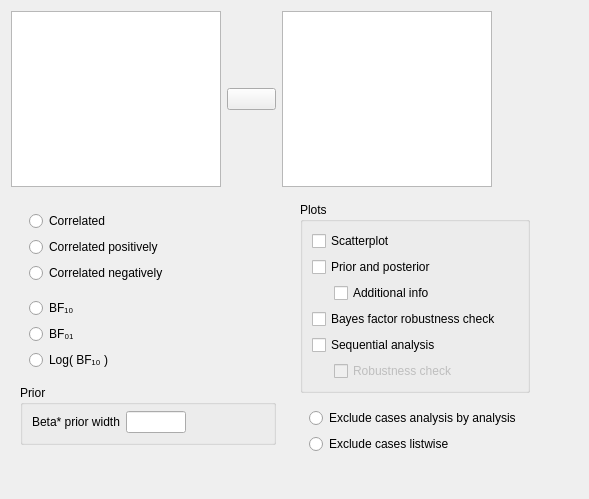
Qt form JASP-Desktop/analysisforms/correlationbayesianpairsform.ui (jasp-stats/jasp-desktop) before a commit.
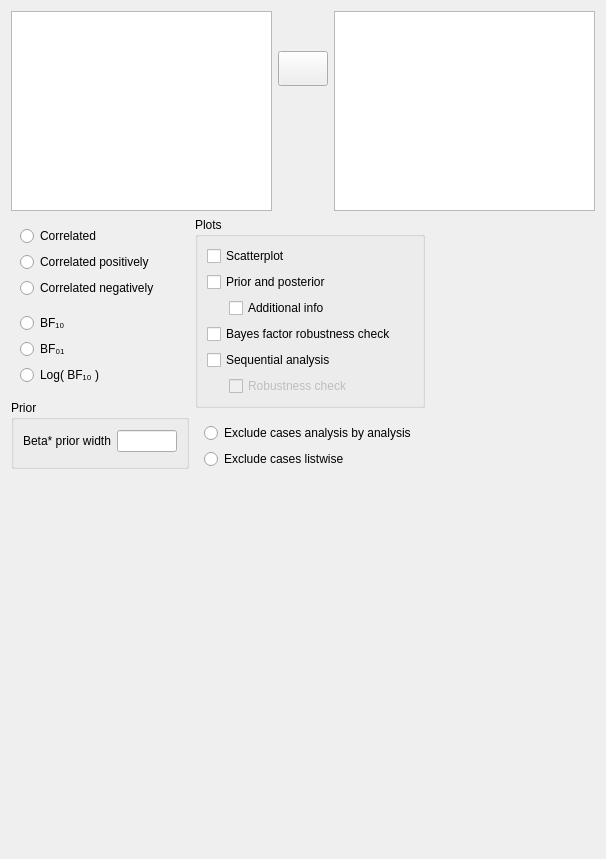
The same form after that commit. Custom widgets are drawn as their Qt base class.

Patch:
```diff
--- a/JASP-Desktop/analysisforms/correlationbayesianpairsform.ui
+++ b/JASP-Desktop/analysisforms/correlationbayesianpairsform.ui
@@ -6,16 +6,28 @@
    <rect>
     <x>0</x>
     <y>0</y>
-    <width>589</width>
-    <height>499</height>
+    <width>606</width>
+    <height>859</height>
    </rect>
   </property>
+  <property name="sizePolicy">
+   <sizepolicy hsizetype="Fixed" vsizetype="Preferred">
+    <horstretch>0</horstretch>
+    <verstretch>0</verstretch>
+   </sizepolicy>
+  </property>
   <property name="windowTitle">
    <string>Form</string>
   </property>
-  <layout class="QGridLayout" name="gridLayout_10">
-   <item row="0" column="0">
-    <widget class="QWidget" name="widget_4" native="true">
+  <layout class="QVBoxLayout" name="verticalLayout">
+   <item>
+    <widget class="QWidget" name="topWidget" native="true">
+     <property name="sizePolicy">
+      <sizepolicy hsizetype="Preferred" vsizetype="Fixed">
+       <horstretch>0</horstretch>
+       <verstretch>0</verstretch>
+      </sizepolicy>
+     </property>
      <layout class="QGridLayout" name="gridLayout">
       <property name="leftMargin">
        <number>0</number>
@@ -29,22 +41,27 @@
       <property name="bottomMargin">
        <number>0</number>
       </property>
-      <item row="0" column="0">
-       <widget class="AvailableFieldsListView" name="availableFields">
-        <property name="maximumSize">
-         <size>
-          <width>210</width>
-          <height>16777215</height>
-         </size>
-        </property>
-       </widget>
-      </item>
-      <item row="0" column="1">
+      <property name="verticalSpacing">
+       <number>0</number>
+      </property>
+      <item row="2" column="2">
        <widget class="AssignButton" name="assignButton">
+        <property name="sizePolicy">
+         <sizepolicy hsizetype="Fixed" vsizetype="Fixed">
+          <horstretch>0</horstretch>
+          <verstretch>0</verstretch>
+         </sizepolicy>
+        </property>
+        <property name="minimumSize">
+         <size>
+          <width>50</width>
+          <height>35</height>
+         </size>
+        </property>
         <property name="maximumSize">
          <size>
           <width>50</width>
-          <height>16777215</height>
+          <height>35</height>
          </size>
         </property>
         <property name="text">
@@ -52,12 +69,78 @@
         </property>
        </widget>
       </item>
-      <item row="0" column="2">
+      <item row="1" column="2">
+       <spacer name="verticalSpacer_5">
+        <property name="orientation">
+         <enum>Qt::Vertical</enum>
+        </property>
+        <property name="sizeType">
+         <enum>QSizePolicy::Fixed</enum>
+        </property>
+        <property name="sizeHint" stdset="0">
+         <size>
+          <width>20</width>
+          <height>40</height>
+         </size>
+        </property>
+       </spacer>
+      </item>
+      <item row="3" column="2">
+       <spacer name="verticalSpacer_3">
+        <property name="orientation">
+         <enum>Qt::Vertical</enum>
+        </property>
+        <property name="sizeType">
+         <enum>QSizePolicy::Expanding</enum>
+        </property>
+        <property name="sizeHint" stdset="0">
+         <size>
+          <width>20</width>
+          <height>40</height>
+         </size>
+        </property>
+       </spacer>
+      </item>
+      <item row="1" column="3" rowspan="3">
        <widget class="BoundPairsTable" name="pairs">
+        <property name="sizePolicy">
+         <sizepolicy hsizetype="Expanding" vsizetype="Preferred">
+          <horstretch>0</horstretch>
+          <verstretch>0</verstretch>
+         </sizepolicy>
+        </property>
+        <property name="minimumSize">
+         <size>
+          <width>0</width>
+          <height>200</height>
+         </size>
+        </property>
         <property name="maximumSize">
          <size>
-          <width>210</width>
-          <height>16777215</height>
+          <width>16777215</width>
+          <height>200</height>
+         </size>
+        </property>
+       </widget>
+      </item>
+      <item row="1" column="1" rowspan="3">
+       <widget class="AvailableFieldsListView" name="availableFields">
+        <property name="sizePolicy">
+         <sizepolicy hsizetype="Expanding" vsizetype="Preferred">
+          <horstretch>0</horstretch>
+          <verstretch>0</verstretch>
+         </sizepolicy>
+        </property>
+        <property name="minimumSize">
+         <size>
+          <width>0</width>
+          <height>200</height>
+         </size>
+        </property>
+        <property name="maximumSize">
+         <size>
+          <width>16777215</width>
+          <height>200</height>
          </size>
         </property>
        </widget>
@@ -65,8 +148,14 @@
      </layout>
     </widget>
    </item>
-   <item row="1" column="0" colspan="2">
+   <item>
     <widget class="QWidget" name="options" native="true">
+     <property name="sizePolicy">
+      <sizepolicy hsizetype="Fixed" vsizetype="Preferred">
+       <horstretch>0</horstretch>
+       <verstretch>0</verstretch>
+      </sizepolicy>
+     </property>
      <layout class="QGridLayout" name="gridLayout_3">
       <property name="leftMargin">
        <number>0</number>
@@ -83,6 +172,18 @@
       <item row="0" column="0">
        <widget class="QWidget" name="widget_2" native="true">
         <layout class="QGridLayout" name="gridLayout_5">
+         <property name="leftMargin">
+          <number>0</number>
+         </property>
+         <property name="topMargin">
+          <number>0</number>
+         </property>
+         <property name="rightMargin">
+          <number>0</number>
+         </property>
+         <property name="bottomMargin">
+          <number>0</number>
+         </property>
          <item row="2" column="0">
           <widget class="GroupBox" name="groupPrior">
            <property name="title">
@@ -122,7 +223,7 @@
               </property>
               <property name="sizeHint" stdset="0">
                <size>
-                <width>81</width>
+                <width>0</width>
                 <height>20</height>
                </size>
               </property>
@@ -167,19 +268,6 @@
            </layout>
           </widget>
          </item>
-         <item row="6" column="0">
-          <spacer name="verticalSpacer">
-           <property name="orientation">
-            <enum>Qt::Vertical</enum>
-           </property>
-           <property name="sizeHint" stdset="0">
-            <size>
-             <width>20</width>
-             <height>40</height>
-            </size>
-           </property>
-          </spacer>
-         </item>
          <item row="1" column="0">
           <widget class="BoundGroupBox" name="bayesFactorType" native="true">
            <property name="title" stdset="0">
@@ -219,6 +307,47 @@
       <item row="0" column="1">
        <widget class="QWidget" name="widget_3" native="true">
         <layout class="QGridLayout" name="gridLayout_2">
+         <property name="leftMargin">
+          <number>0</number>
+         </property>
+         <property name="topMargin">
+          <number>0</number>
+         </property>
+         <property name="rightMargin">
+          <number>0</number>
+         </property>
+         <property name="bottomMargin">
+          <number>0</number>
+         </property>
+         <item row="2" column="0">
+          <widget class="BoundGroupBox" name="missingValues" native="true">
+           <property name="title" stdset="0">
+            <string>Missing Values</string>
+           </property>
+           <property name="flat" stdset="0">
+            <bool>true</bool>
+           </property>
+           <layout class="QGridLayout" name="gridLayout_6">
+            <property name="bottomMargin">
+             <number>0</number>
+            </property>
+            <item row="0" column="0">
+             <widget class="QRadioButton" name="_1excludeAnalysisByAnalysis">
+              <property name="text">
+               <string>Exclude cases analysis by analysis</string>
+              </property>
+             </widget>
+            </item>
+            <item row="1" column="0">
+             <widget class="QRadioButton" name="_2excludeListwise">
+              <property name="text">
+               <string>Exclude cases listwise</string>
+              </property>
+             </widget>
+            </item>
+           </layout>
+          </widget>
+         </item>
          <item row="0" column="0">
           <widget class="GroupBox" name="plotsGroup">
            <property name="title">
@@ -283,76 +412,24 @@
            </layout>
           </widget>
          </item>
-         <item row="2" column="0">
-          <widget class="BoundGroupBox" name="missingValues" native="true">
-           <property name="title" stdset="0">
-            <string>Missing Values</string>
-           </property>
-           <property name="flat" stdset="0">
-            <bool>true</bool>
-           </property>
-           <layout class="QGridLayout" name="gridLayout_6">
-            <property name="bottomMargin">
-             <number>0</number>
-            </property>
-            <item row="0" column="0">
-             <widget class="QRadioButton" name="_1excludeAnalysisByAnalysis">
-              <property name="text">
-               <string>Exclude cases analysis by analysis</string>
-              </property>
-             </widget>
-            </item>
-            <item row="1" column="0">
-             <widget class="QRadioButton" name="_2excludeListwise">
-              <property name="text">
-               <string>Exclude cases listwise</string>
-              </property>
-             </widget>
-            </item>
-           </layout>
-          </widget>
-         </item>
-         <item row="3" column="0">
-          <spacer name="verticalSpacer_2">
-           <property name="orientation">
-            <enum>Qt::Vertical</enum>
-           </property>
-           <property name="sizeHint" stdset="0">
-            <size>
-             <width>20</width>
-             <height>40</height>
-            </size>
-           </property>
-          </spacer>
-         </item>
         </layout>
        </widget>
       </item>
-      <item row="0" column="2">
-       <spacer name="horizontalSpacer">
-        <property name="orientation">
-         <enum>Qt::Horizontal</enum>
-        </property>
-        <property name="sizeHint" stdset="0">
-         <size>
-          <width>41</width>
-          <height>20</height>
-         </size>
-        </property>
-       </spacer>
-      </item>
      </layout>
     </widget>
    </item>
-   <item row="0" column="1">
-    <widget class="QWidget" name="widget" native="true">
-     <property name="minimumSize">
+   <item>
+    <spacer name="verticalSpacer_4">
+     <property name="orientation">
+      <enum>Qt::Vertical</enum>
+     </property>
+     <property name="sizeHint" stdset="0">
       <size>
-       <width>80</width>
-       <height>0</height>
+       <width>20</width>
+       <height>40</height>
       </size>
      </property>
-    </widget>
+    </spacer>
    </item>
   </layout>
  </widget>
```
